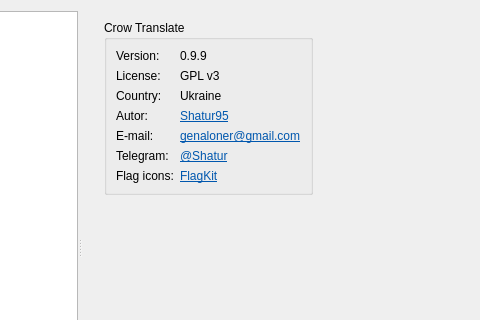
Above: src/settingsdialog.ui from crow-translate/crow-translate before the change; both pictures show x 133 to 613 and y 0 to 320 of the 764 by 521 pixel window. Below: the same form after it.
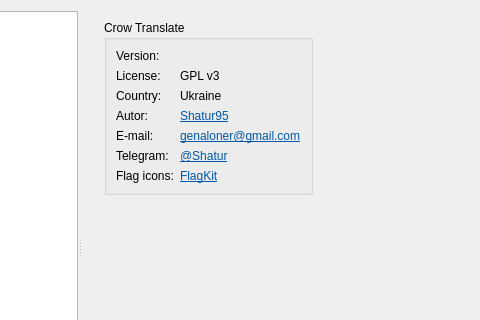
That is the form after the change. The open tabs and pages were chosen to show the change. Icons and pictures are not drawn.

Commit message: Get the application version dynamically on the About page

The edit to the form file:
```diff
--- a/src/settingsdialog.ui
+++ b/src/settingsdialog.ui
@@ -1223,11 +1223,7 @@
               </widget>
              </item>
              <item row="0" column="1">
-              <widget class="QLabel" name="versionLabel">
-               <property name="text">
-                <string notr="true">0.9.9</string>
-               </property>
-              </widget>
+              <widget class="QLabel" name="versionLabel"/>
              </item>
              <item row="5" column="1">
               <widget class="QLabel" name="nationLabel">
```
The commit also changes 1 other file.
